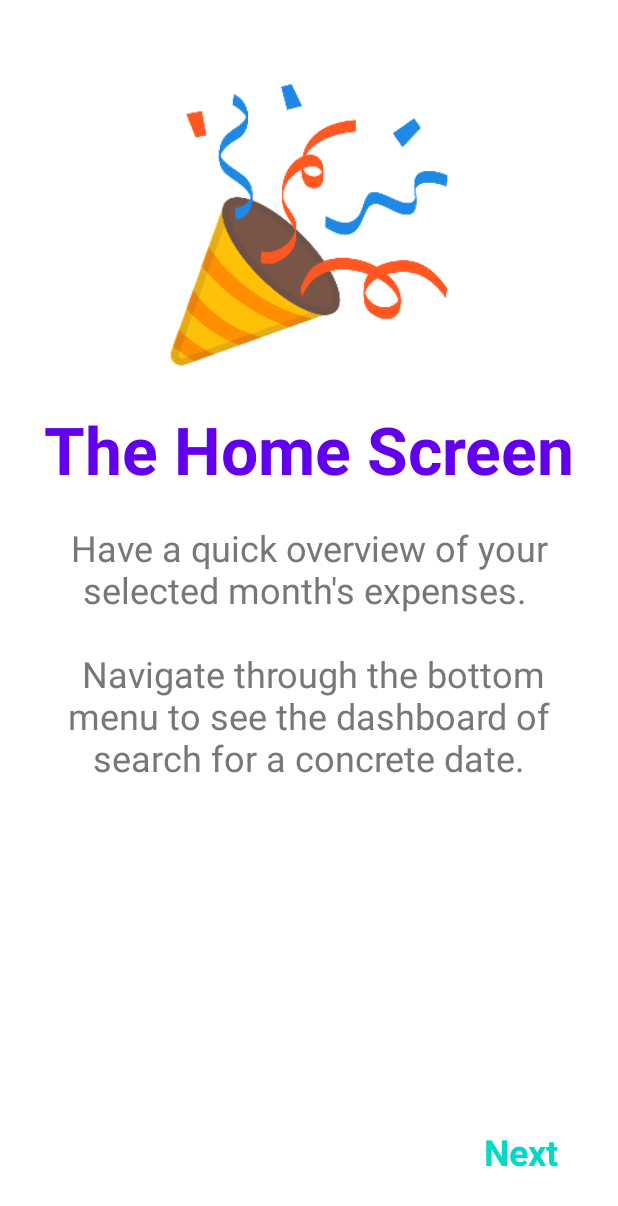
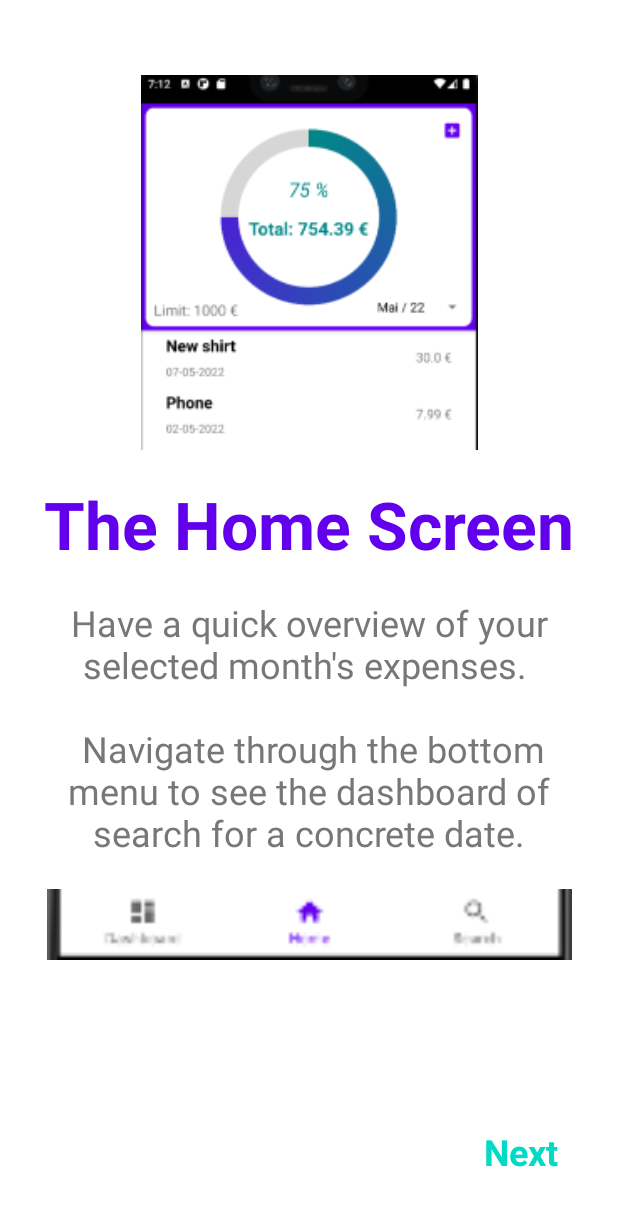
Before and after one commit to agul1no/ExpensesAppRoom, an Android app: the screen it shows after launch (MainActivity), after a tap on "Next", on a phone screen of 412 x 824 dp. Shown: the top 1206 px of the screen. Run offline under Robolectric (Android 15) with nearby library versions, the phone set to English and light mode, and no system bars; our stand-ins replace navigation-ui.

Commit message:
TransformingDate class implemented. Images for the on boarding screens added.

```diff
--- a/app/src/main/java/com/example/expensesapproom/MainActivity.kt
+++ b/app/src/main/java/com/example/expensesapproom/MainActivity.kt
@@ -32,6 +32,7 @@ import java.lang.NullPointerException
 class MainActivity : AppCompatActivity() {
 
     private lateinit var binding: ActivityMainBinding
+    private lateinit var navController: NavController
 
     @RequiresApi(Build.VERSION_CODES.R)
     override fun onCreate(savedInstanceState: Bundle?) {
@@ -41,12 +42,12 @@ class MainActivity : AppCompatActivity() {
 
 
         val navHostFragment = supportFragmentManager.findFragmentById(R.id.fragmentContainerView) as NavHostFragment
-        var navController = navHostFragment.navController
+        navController = navHostFragment.navController
         binding.bottomNavigationView.setupWithNavController(navController)
         binding.bottomNavigationView.setBackgroundDrawable(ColorDrawable(R.drawable.background_nav_bottom_menu))
 
         navController.addOnDestinationChangedListener { _, nd: NavDestination, _ ->
-            if (nd.id == R.id.addFragment || nd.id == R.id.splashFragment || nd.id == R.id.viewPagerFragment) {
+            if (nd.id == R.id.addFragment || nd.id == R.id.splashFragment || nd.id == R.id.viewPagerFragment || nd.id == R.id.updateFragment) {
                 binding.bottomNavigationView.visibility = View.GONE
             } else {
                 binding.bottomNavigationView.visibility = View.VISIBLE
--- a/app/src/main/res/layout/fragment_second_screen.xml
+++ b/app/src/main/res/layout/fragment_second_screen.xml
@@ -8,9 +8,9 @@
 
     <ImageView
         android:id="@+id/ivSecondScreen"
-        android:layout_width="200dp"
-        android:layout_height="200dp"
-        android:src="@mipmap/confetti"
+        android:layout_width="250dp"
+        android:layout_height="250dp"
+        android:src="@mipmap/add_buttom_screenshot"
         android:layout_marginTop="50dp"
         app:layout_constraintEnd_toEndOf="parent"
         app:layout_constraintHorizontal_bias="0.5"
@@ -49,6 +49,16 @@
         app:layout_constraintStart_toStartOf="parent"
         app:layout_constraintTop_toBottomOf="@+id/tvTitle2" />
 
+    <ImageView
+        android:id="@+id/ivBottomNavBar"
+        android:layout_width="350dp"
+        android:layout_height="50dp"
+        android:src="@mipmap/bottom_nav_bar"
+        android:layout_marginTop="20dp"
+        app:layout_constraintEnd_toEndOf="@+id/tvText2"
+        app:layout_constraintStart_toStartOf="@+id/tvText2"
+        app:layout_constraintTop_toBottomOf="@+id/tvText2" />
+
     <TextView
         android:id="@+id/tvButton2"
         android:layout_width="wrap_content"
--- a/app/src/main/res/layout/fragment_third_screen.xml
+++ b/app/src/main/res/layout/fragment_third_screen.xml
@@ -8,9 +8,9 @@
 
     <ImageView
         android:id="@+id/ivThirdScreen"
-        android:layout_width="200dp"
-        android:layout_height="200dp"
-        android:src="@mipmap/confetti"
+        android:layout_width="250dp"
+        android:layout_height="250dp"
+        android:src="@mipmap/add_fragment_image"
         android:layout_marginTop="50dp"
         app:layout_constraintEnd_toEndOf="parent"
         app:layout_constraintHorizontal_bias="0.5"
```
Also changed, not shown: app/src/main/java/com/example/expensesapproom/TransformingDate.kt (+92 -2 lines), app/src/main/java/com/example/expensesapproom/fragments/DashboardFragment.kt (+32 -41 lines), app/src/main/java/com/example/expensesapproom/fragments/HomeFragment.kt (+3 -145 lines), app/src/main/res/mipmap-xxhdpi/add_buttom_screenshot.PNG (added), app/src/main/res/mipmap-xxhdpi/add_fragment_image.PNG (added), app/src/main/res/mipmap-xxhdpi/bottom_nav_bar.png (added).
